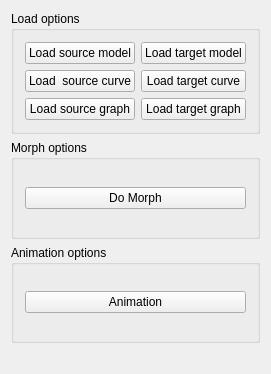
Old version of the form geometry_morph/geometry_morph_widget.ui in the repository ialhashim/topo-blend.
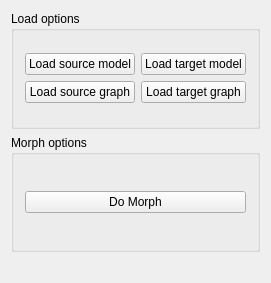
New version of the form.

Commit message: [Geometry Synthesis]sheet works now;input graph changes to XML file; Octree cannot work for all cases.

The edit to the form file:
```diff
--- a/geometry_morph/geometry_morph_widget.ui
+++ b/geometry_morph/geometry_morph_widget.ui
@@ -7,7 +7,7 @@
     <x>0</x>
     <y>0</y>
     <width>247</width>
-    <height>374</height>
+    <height>283</height>
    </rect>
   </property>
   <property name="windowTitle">
@@ -48,27 +48,13 @@
         <item row="1" column="0">
          <widget class="QPushButton" name="button3">
           <property name="text">
-           <string>Load  source curve</string>
+           <string>Load source graph</string>
           </property>
          </widget>
         </item>
         <item row="1" column="1">
          <widget class="QPushButton" name="button4">
           <property name="text">
-           <string>Load target curve</string>
-          </property>
-         </widget>
-        </item>
-        <item row="2" column="0">
-         <widget class="QPushButton" name="button7">
-          <property name="text">
-           <string>Load source graph</string>
-          </property>
-         </widget>
-        </item>
-        <item row="2" column="1">
-         <widget class="QPushButton" name="button8">
-          <property name="text">
            <string>Load target graph</string>
           </property>
          </widget>
@@ -94,22 +80,6 @@
      </layout>
     </widget>
    </item>
-   <item>
-    <widget class="QGroupBox" name="groupBox_3">
-     <property name="title">
-      <string>Animation options</string>
-     </property>
-     <layout class="QVBoxLayout" name="verticalLayout_4">
-      <item>
-       <widget class="QPushButton" name="button6">
-        <property name="text">
-         <string>Animation</string>
-        </property>
-       </widget>
-      </item>
-     </layout>
-    </widget>
-   </item>
    <item>
     <spacer name="horizontalSpacer">
      <property name="orientation">
```
The commit also changes 7 other files.
